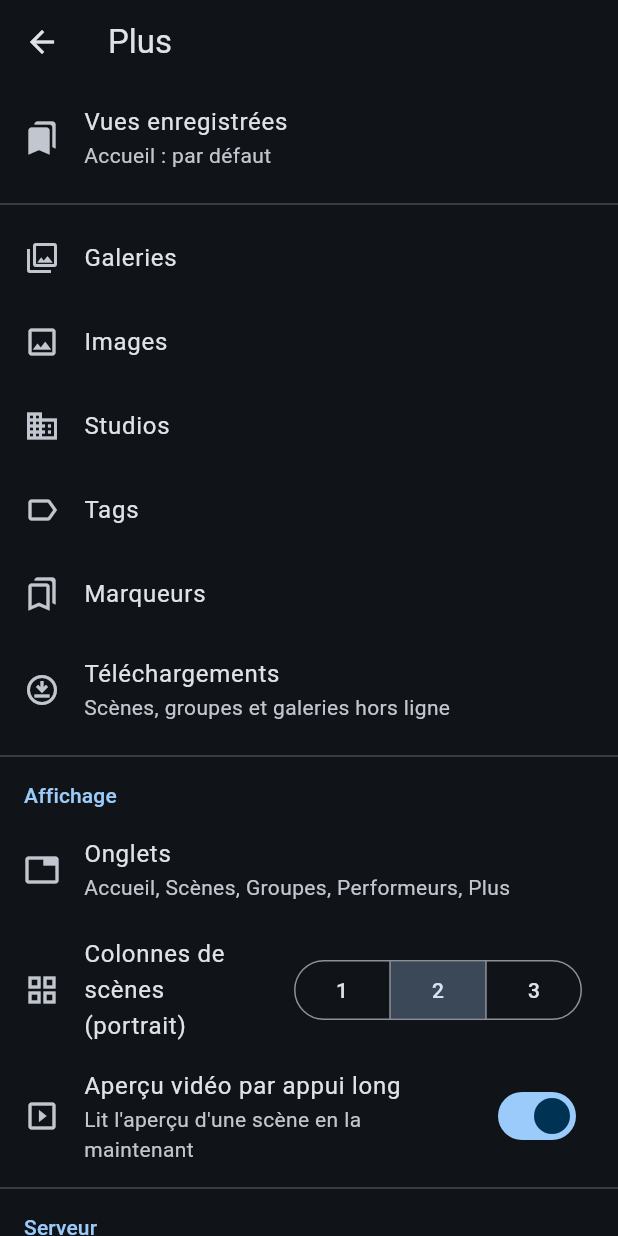
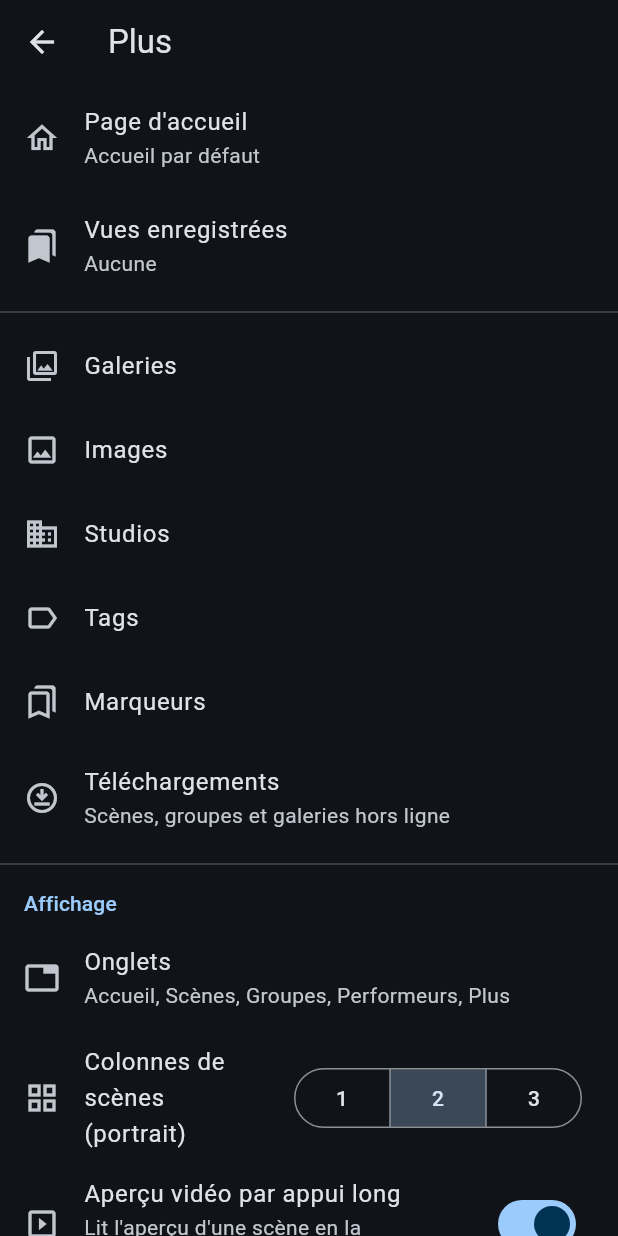
Before and after one commit to LucentDread/Stash-Android, a Flutter app: the MoreScreen screen opened directly, on a phone screen of 412 x 824 dp. Run offline on Flutter 3.47's test engine with Material 3 defaults, Android fonts, the phone set to English and light mode, and no system bars; our stand-ins replace cached_network_image, image_picker, package_info_plus, shared_preferences, video_player, wakelock_plus; missing offline and left inert: background_downloader; accounts and stored records are empty; network calls fail.

Commit message:
Compose both home pages; fix the default home jumping back down
- The default home was a lazy list: rows scrolled away were rebuilt when
  coming back up, reloading at full height and then hiding when empty
  ("Reprendre la lecture"), which pushed the page down; the stats row
  also reloaded on every rebuild. It is now a column built once, and
  the stats are loaded once.
- Plus > Page d'accueil: the custom home stacks views and dashboard
  sections in a chosen order (its own order, no longer the views list
  one; existing pages keep theirs), and the dashboard rows, views
  included, can be chosen and ordered.

Co-Authored-By: Claude Opus 5.5 <noreply@anthropic.com>
Claude-Session: https://claude.ai/code/session_01YbnBqY8zmY8MjtRNPxLyzm

```diff
--- /dev/null
+++ b/lib/models/home_section.dart
@@ -0,0 +1,20 @@
+/// Built-in sections of the default dashboard. With the saved views, they
+/// make up both home pages (Plus > Page d'accueil).
+enum HomeSection {
+  stats('Statistiques'),
+  resume('Reprendre la lecture'),
+  recent('Ajoutées récemment'),
+  releases('Sorties récentes'),
+  favoritePerformers('Performeurs favoris'),
+  random('Au hasard'),
+  galleries('Galeries récentes');
+
+  const HomeSection(this.label);
+  final String label;
+
+  /// Id in the page layouts, beside view ids.
+  String get id => 'section:$name';
+
+  static HomeSection? fromId(String id) =>
+      values.where((s) => s.id == id).firstOrNull;
+}
--- a/lib/screens/more_screen.dart
+++ b/lib/screens/more_screen.dart
@@ -6,6 +6,7 @@ import '../services/app_state.dart';
 import '../widgets/brand_title.dart';
 import 'app_screens.dart';
 import 'downloads_screen.dart';
+import 'home_layout_screen.dart';
 import 'settings_screen.dart';
 import 'setup_screen.dart';
 import 'tabs_screen.dart';
@@ -45,19 +46,30 @@ class MoreScreen extends StatelessWidget {
   @override
   Widget build(BuildContext context) {
     final app = context.watch<AppState>();
-    final home = app.homeViews;
+    final home = app.homeLayout;
     final tabs = AppScreen.tabsOf(app);
     return Scaffold(
       appBar: AppBar(title: const BrandTitle(page: 'Plus')),
       body: ListView(
         children: [
           ListTile(
+            leading: const Icon(Icons.home_outlined),
+            title: const Text('Page d\'accueil'),
+            subtitle: Text(switch (home.length) {
+              0 => 'Accueil par défaut',
+              1 when app.homeViews.length == 1 => app.homeViews.single.name,
+              1 => 'Personnalisé : 1 élément',
+              final n => 'Personnalisé : $n éléments',
+            }),
+            onTap: () => _push(context, const HomeLayoutScreen()),
+          ),
+          ListTile(
             leading: const Icon(Icons.bookmarks),
             title: const Text('Vues enregistrées'),
-            subtitle: Text(switch (home.length) {
-              0 => 'Accueil : par défaut',
-              1 => 'Accueil : ${home.single.name}',
-              final n => 'Accueil : $n vues',
+            subtitle: Text(switch (app.allViews.length) {
+              0 => 'Aucune',
+              1 => '1 vue',
+              final n => '$n vues',
             }),
             onTap: () => _push(context, const ViewsScreen()),
           ),
--- a/lib/screens/views_screen.dart
+++ b/lib/screens/views_screen.dart
@@ -5,6 +5,7 @@ import '../models/scene_filter.dart';
 import '../services/app_state.dart';
 import '../widgets/view_list.dart';
 import 'browse_screens.dart';
+import 'home_layout_screen.dart';
 import 'view_edit_screen.dart';
 
 /// Lists the views made in the app and the filters saved in Stash's web
@@ -112,7 +113,7 @@ class _ViewsScreenState extends State<ViewsScreen> {
   Widget build(BuildContext context) {
     final app = context.watch<AppState>();
     final views = app.allViews;
-    final defaultHome = app.homeViews.isEmpty;
+    final defaultHome = app.homeLayout.isEmpty;
     final theme = Theme.of(context);
 
     return Scaffold(
@@ -195,17 +196,17 @@ class _ViewsScreenState extends State<ViewsScreen> {
                 ),
               ),
             ListTile(
-              leading: Icon(
-                defaultHome ? Icons.dashboard : Icons.dashboard_outlined,
-                color: defaultHome ? theme.colorScheme.primary : null,
+              leading: const Icon(Icons.home_outlined),
+              title: const Text('Composer les pages d\'accueil'),
+              subtitle: Text(
+                defaultHome
+                    ? 'Accueil : par défaut'
+                    : 'Accueil : ${app.homeLayout.length} élément(s)',
               ),
-              title: const Text('Accueil par défaut'),
-              subtitle: const Text(
-                'Page d\'accueil standard, où les vues de l\'app apparaissent '
-                'en lignes',
+              trailing: const Icon(Icons.chevron_right),
+              onTap: () => Navigator.of(context).push(
+                MaterialPageRoute(builder: (_) => const HomeLayoutScreen()),
               ),
-              selected: defaultHome,
-              onTap: app.clearHomeViews,
             ),
             if (views.isEmpty)
               const ListTile(
@@ -216,8 +217,10 @@ class _ViewsScreenState extends State<ViewsScreen> {
               const Padding(
                 padding: EdgeInsets.fromLTRB(16, 8, 16, 0),
                 child: Text(
-                  'L\'icône maison ajoute une vue à la page d\'accueil. '
-                  'Plusieurs vues s\'y empilent, dans l\'ordre de cette liste.',
+                  'L\'icône maison ajoute une vue à la fin de la page '
+                  'd\'accueil, ou l\'en retire. L\'ordre, les sections et '
+                  'l\'accueil par défaut se règlent dans « Composer les '
+                  'pages d\'accueil ».',
                 ),
               ),
               ReorderableListView(
--- a/lib/services/app_state.dart
+++ b/lib/services/app_state.dart
@@ -6,6 +6,7 @@ import 'package:shared_preferences/shared_preferences.dart';
 
 import '../api/stash_client.dart';
 import '../api/stash_repository.dart';
+import '../models/home_section.dart';
 import '../models/scene_filter.dart';
 import 'app_lock.dart';
 import 'background_fetcher.dart';
@@ -28,6 +29,8 @@ class AppState extends ChangeNotifier {
   static const _kViews = 'saved_views';
   static const _kHomeView = 'home_view';
   static const _kHomeViews = 'home_views';
+  static const _kHomeLayout = 'home_layout';
+  static const _kDashboardLayout = 'dashboard_layout';
   static const _kWebViews = 'web_views';
   static const _kViewOrder = 'view_order';
   static const _kPip = 'popup_player';
@@ -180,43 +183,80 @@ class AppState extends ChangeNotifier {
     return raw.length - list.length;
   }
 
-  /// Ids of the views making up the home page. Before 1.9 only one view
-  /// could be chosen, under another key.
+  /// The custom home page as stored: view ids and [HomeSection] ids, in
+  /// order. Ids of views not loaded yet (web filters) are kept.
   List<String> get _homeIds {
-    final ids = _prefs.getStringList(_kHomeViews);
+    final ids = _prefs.getStringList(_kHomeLayout);
     if (ids != null) return ids;
-    final old = _prefs.getString(_kHomeView);
-    return old == null ? [] : [old];
+    // Before 1.12: views only, in the order of the views list; before 1.9
+    // a single view, under another key.
+    final old = {
+      ...?_prefs.getStringList(_kHomeViews),
+      ?_prefs.getString(_kHomeView),
+    };
+    return [
+      for (final v in allViews)
+        if (old.contains(v.id)) v.id,
+    ];
   }
 
   void _storeHomeIds(List<String> ids) {
-    _prefs.setStringList(_kHomeViews, ids);
+    _prefs.setStringList(_kHomeLayout, ids);
+    // Replaced by the layout.
+    _prefs.remove(_kHomeViews);
     _prefs.remove(_kHomeView);
+    notifyListeners();
   }
 
-  /// The views stacked on the home page, in the order of [allViews]. Empty
-  /// for the default dashboard.
-  List<SavedView> get homeViews {
-    final ids = _homeIds.toSet();
+  /// Ids that still name a view or a section.
+  List<String> _existing(List<String> ids) {
+    final views = {for (final v in allViews) v.id};
     return [
-      for (final v in allViews)
-        if (ids.contains(v.id)) v,
+      for (final id in ids)
+        if (views.contains(id) || HomeSection.fromId(id) != null) id,
     ];
   }
 
+  /// The custom home page: views and dashboard sections, stacked in this
+  /// order. Empty for the default dashboard.
+  List<String> get homeLayout => _existing(_homeIds);
+  set homeLayout(List<String> ids) => _storeHomeIds(ids);
+
+  /// The views of the custom home page.
+  List<SavedView> get homeViews => [for (final id in homeLayout) ?viewById(id)];
+
   bool isHomeView(String id) => _homeIds.contains(id);
 
-  /// Adds the view [id] to the home page, or removes it.
+  /// Adds the view [id] at the end of the home page, or removes it.
   void setHomeView(String id, bool onHome) {
     final ids = _homeIds..remove(id);
     if (onHome) ids.add(id);
     _storeHomeIds(ids);
-    notifyListeners();
   }
 
   /// Back to the default dashboard.
-  void clearHomeViews() {
-    _storeHomeIds([]);
+  void clearHomeViews() => _storeHomeIds([]);
+
+  /// Rows of the default dashboard, in order: sections and views. Until
+  /// chosen, the sections with the app's views after "Reprendre la
+  /// lecture", as before 1.12.
+  List<String> get dashboardLayout => _existing(
+    _prefs.getStringList(_kDashboardLayout) ??
+        [
+          HomeSection.stats.id,
+          HomeSection.resume.id,
+          for (final v in views) v.id,
+          for (final s in HomeSection.values.skip(2)) s.id,
+        ],
+  );
+
+  /// Null goes back to the default rows.
+  set dashboardLayout(List<String>? ids) {
+    if (ids == null) {
+      _prefs.remove(_kDashboardLayout);
+    } else {
+      _prefs.setStringList(_kDashboardLayout, ids);
+    }
     notifyListeners();
   }
 
@@ -271,6 +311,10 @@ class AppState extends ChangeNotifier {
 
   void deleteView(String id) {
     if (_homeIds.contains(id)) _storeHomeIds(_homeIds..remove(id));
+    final rows = _prefs.getStringList(_kDashboardLayout);
+    if (rows != null && rows.remove(id)) {
+      _prefs.setStringList(_kDashboardLayout, rows);
+    }
     _storeViews(views..removeWhere((v) => v.id == id));
   }
 
--- a/pubspec.yaml
+++ b/pubspec.yaml
@@ -16,7 +16,7 @@ publish_to: 'none' # Remove this line if you wish to publish to pub.dev
 # https://developer.apple.com/library/archive/documentation/General/Reference/InfoPlistKeyReference/Articles/CoreFoundationKeys.html
 # In Windows, build-name is used as the major, minor, and patch parts
 # of the product and file versions while build-number is used as the build suffix.
-version: 1.11.0+17
+version: 1.12.0+18
 
 environment:
   sdk: ^3.13.7
```
Also changed, not shown: lib/screens/home_layout_screen.dart (added, +221 -0 lines), lib/screens/home_screen.dart (+107 -75 lines), 5 other files.
